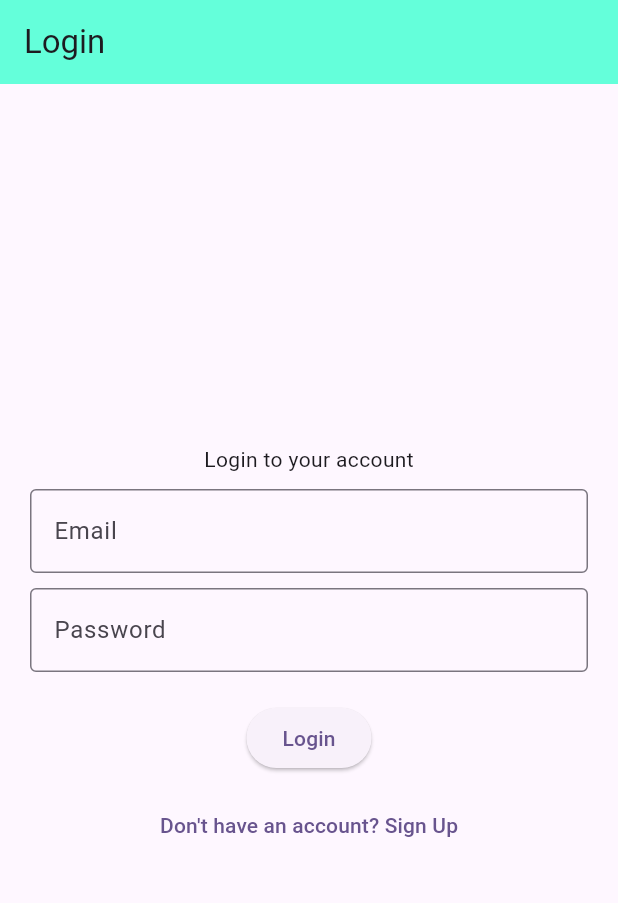
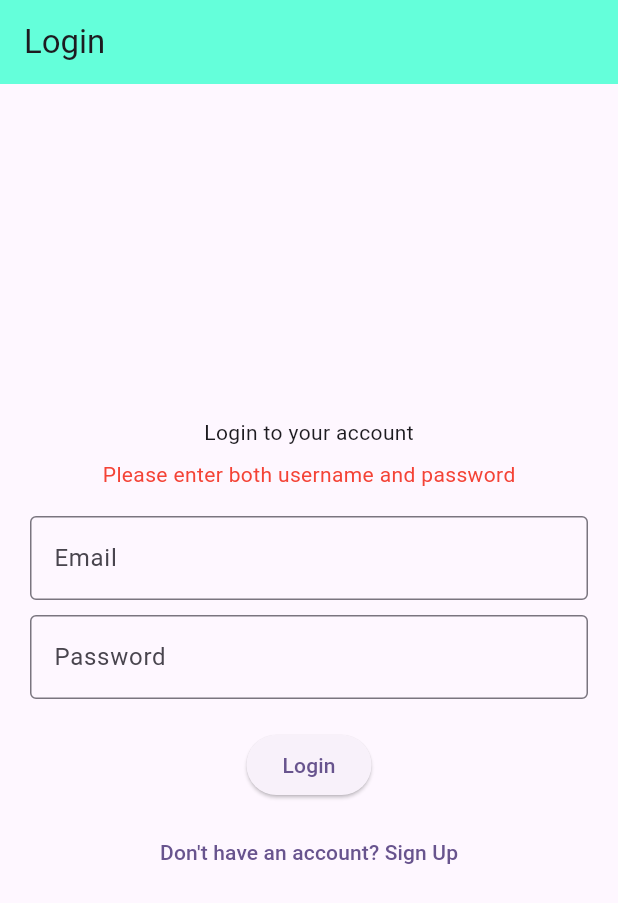
Before and after one commit to azureeeeeeeeeeee/StudySync, a Flutter app: the screen it shows after launch, after a tap on "Login", on a phone screen of 412 x 824 dp. Shown: the top 903 px of the screen. Run offline on Flutter 3.47's test engine with Material 3 defaults, Android fonts, the phone set to English and light mode, and no system bars.

Commit message:
feat(mobile): integrate auth backend to the mobile

```diff
--- /dev/null
+++ b/mobile/lib/constants.dart
@@ -0,0 +1 @@
+const String BASE_URL = "https://1602-36-85-37-208.ngrok-free.app";
--- a/mobile/lib/screens/singin_screen.dart
+++ b/mobile/lib/screens/singin_screen.dart
@@ -1,5 +1,8 @@
+import 'dart:convert';
 import 'package:flutter/material.dart';
+import 'package:http/http.dart' as http;
 import 'package:mobile/screens/signup_screen.dart';
+import 'package:mobile/constants.dart';
 
 class LoginPage extends StatefulWidget {
   const LoginPage({super.key});
@@ -9,47 +12,94 @@ class LoginPage extends StatefulWidget {
 }
 
 class _LoginPageState extends State<LoginPage> {
+  final TextEditingController _usernameController = TextEditingController();
+  final TextEditingController _passwordController = TextEditingController();
+  bool isLoading = false;
+  String? errorMessage;
+
+  Future<void> _login() async {
+    Map<String, dynamic> data = {
+      'username': _usernameController.text,
+      'password': _passwordController.text,
+    };
+
+    if (_usernameController.text.isEmpty || _passwordController.text.isEmpty) {
+      setState(() {
+        errorMessage = 'Please enter both username and password';
+      });
+      return;
+    }
+
+    final uri = Uri.parse('$BASE_URL/auth/login');
+    final response = await http.post(
+      uri,
+      headers: {'Content-Type': 'application/json'},
+      body: jsonEncode(data),
+    );
+
+    if (response.statusCode == 200) {
+      setState(() {
+        isLoading = false;
+        errorMessage = null;
+      });
+      final responseData = jsonDecode(response.body);
+      print('Login successful: $responseData');
+    } else {
+      setState(() {
+        isLoading = false;
+        errorMessage = 'Login failed. Please check your credentials.';
+      });
+    }
+  }
+
   @override
   Widget build(BuildContext context) {
     return Scaffold(
       appBar: AppBar(
         title: const Text('Login'),
         backgroundColor: Colors.tealAccent,
+        automaticallyImplyLeading: false,
       ),
       body: Column(
         mainAxisAlignment: MainAxisAlignment.center,
         children: [
-          Center(child: Text('Login to your account')),
+          const Center(child: Text('Login to your account')),
+          if (errorMessage != null) ...[
+            Padding(
+              padding: const EdgeInsets.all(8.0),
+              child: Text(errorMessage!, style: TextStyle(color: Colors.red)),
+            ),
+          ],
           Padding(
             padding: const EdgeInsets.symmetric(horizontal: 20, vertical: 10),
             child: Column(
               children: [
                 TextField(
-                  decoration: InputDecoration(
+                  controller: _usernameController,
+                  decoration: const InputDecoration(
                     labelText: 'Email',
                     border: OutlineInputBorder(),
                   ),
                 ),
-                SizedBox(height: 10),
+                const SizedBox(height: 10),
                 TextField(
+                  controller: _passwordController,
                   obscureText: true,
-                  decoration: InputDecoration(
+                  decoration: const InputDecoration(
                     labelText: 'Password',
                     border: OutlineInputBorder(),
                   ),
                 ),
-                SizedBox(height: 20),
-
-                ElevatedButton(
-                  onPressed: () {
-                    // Handle login logic
-                  },
-                  child: Text('Login'),
-                ),
-                SizedBox(height: 10),
+                const SizedBox(height: 20),
+                isLoading
+                    ? CircularProgressIndicator()
+                    : ElevatedButton(
+                      onPressed: _login,
+                      child: const Text('Login'),
+                    ),
+                const SizedBox(height: 10),
                 TextButton(
                   onPressed: () {
-                    // Navigate to sign up page
                     Navigator.push(
                       context,
                       MaterialPageRoute(
@@ -57,7 +107,7 @@ class _LoginPageState extends State<LoginPage> {
                       ),
                     );
                   },
-                  child: Text('Don\'t have an account? Sign Up'),
+                  child: const Text('Don\'t have an account? Sign Up'),
                 ),
               ],
             ),
--- a/mobile/pubspec.yaml
+++ b/mobile/pubspec.yaml
@@ -35,6 +35,8 @@ dependencies:
   # Use with the CupertinoIcons class for iOS style icons.
   cupertino_icons: ^1.0.8
   icons_plus: ^5.0.0
+  http: ^1.4.0
+  shared_preferences: ^2.5.3
 
 dev_dependencies:
   flutter_test:
```
Also changed, not shown: mobile/lib/screens/signup_screen.dart (+83 -6 lines), mobile/pubspec.lock, 1 other file.
